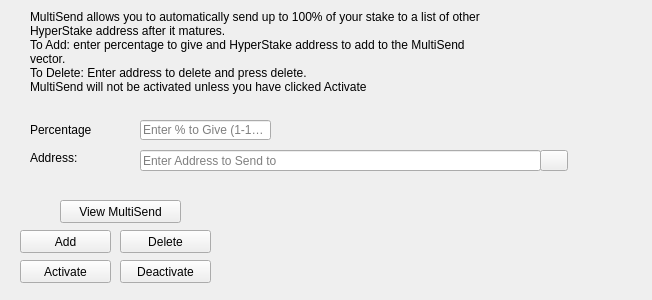
First picture: the form in src/qt/forms/charitydialog.ui, repository davidlatapie/HyperStake, before the edit.
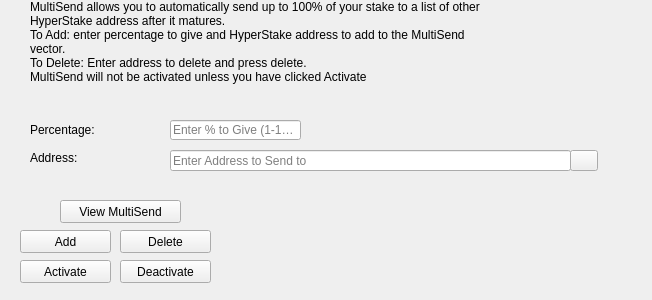
Second picture: the form after the edit. Icons and pictures are not drawn.

Commit message: charitydialog linux 2

```diff
--- a/src/qt/forms/charitydialog.ui
+++ b/src/qt/forms/charitydialog.ui
@@ -19,7 +19,7 @@
   <widget class="QLineEdit" name="charityPercentEdit">
    <property name="geometry">
     <rect>
-     <x>140</x>
+     <x>170</x>
      <y>120</y>
      <width>131</width>
      <height>20</height>
@@ -35,7 +35,7 @@
   <widget class="QLineEdit" name="charityAddressEdit">
    <property name="geometry">
     <rect>
-     <x>140</x>
+     <x>170</x>
      <y>150</y>
      <width>401</width>
      <height>21</height>
@@ -52,9 +52,9 @@
    <property name="geometry">
     <rect>
      <x>30</x>
-     <y>10</y>
+     <y>0</y>
      <width>451</width>
-     <height>91</height>
+     <height>121</height>
     </rect>
    </property>
    <property name="lineWidth">
@@ -124,7 +124,7 @@
   <widget class="QPushButton" name="addressBookButton">
    <property name="geometry">
     <rect>
-     <x>540</x>
+     <x>570</x>
      <y>150</y>
      <width>28</width>
      <height>21</height>
@@ -152,7 +152,7 @@
     <rect>
      <x>30</x>
      <y>120</y>
-     <width>61</width>
+     <width>121</width>
      <height>20</height>
     </rect>
    </property>
@@ -168,7 +168,7 @@
     <rect>
      <x>30</x>
      <y>150</y>
-     <width>91</width>
+     <width>111</width>
      <height>16</height>
     </rect>
    </property>
```
